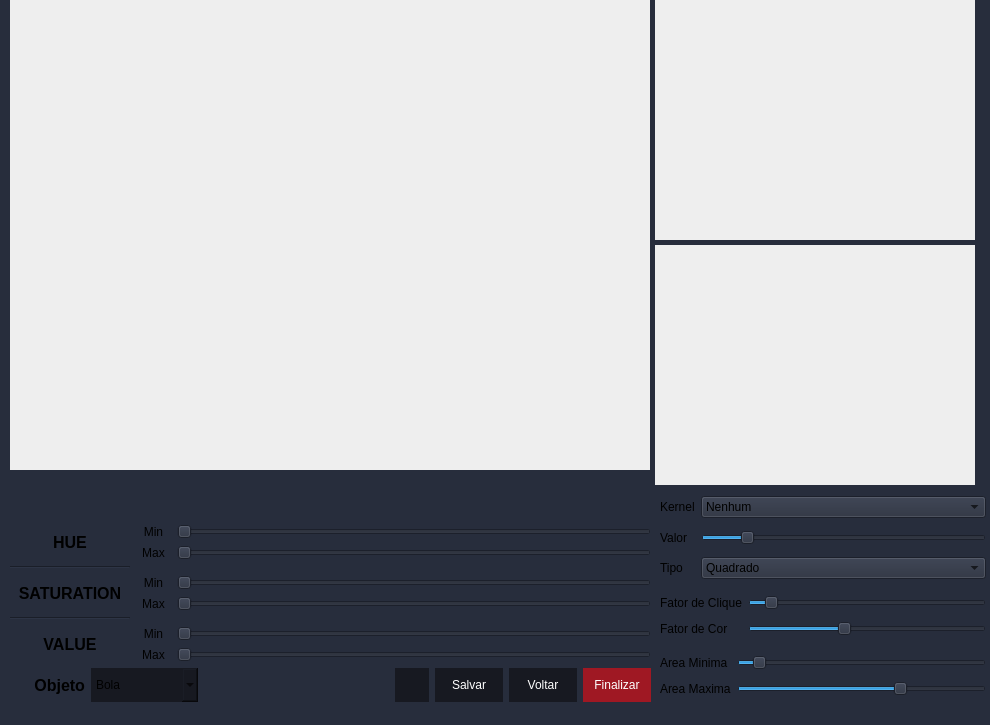
This is reddragons/interface/ui_files/cores.ui in Red-Dragons-UFSCar/red-visao as Qt 5 draws it before an edit. The edited form follows.
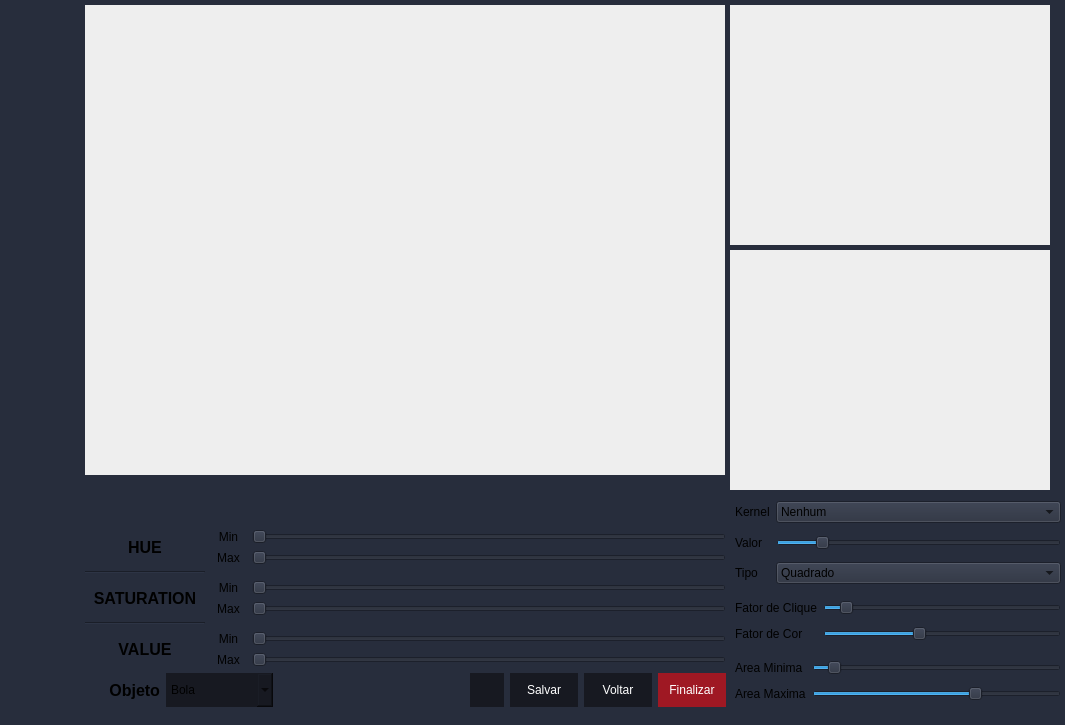
This is the edited form. Icons and pictures are not drawn.

Commit message: Cores - Status bar

Diff of the .ui file:
```diff
--- a/reddragons/interface/ui_files/cores.ui
+++ b/reddragons/interface/ui_files/cores.ui
@@ -6,19 +6,19 @@
    <rect>
     <x>0</x>
     <y>0</y>
-    <width>990</width>
+    <width>1065</width>
     <height>725</height>
    </rect>
   </property>
   <property name="minimumSize">
    <size>
-    <width>990</width>
+    <width>1065</width>
     <height>725</height>
    </size>
   </property>
   <property name="maximumSize">
    <size>
-    <width>990</width>
+    <width>1065</width>
     <height>725</height>
    </size>
   </property>
@@ -32,8 +32,8 @@
    <widget class="QLabel" name="QT_Imagem">
     <property name="geometry">
      <rect>
-      <x>10</x>
-      <y>0</y>
+      <x>85</x>
+      <y>5</y>
       <width>640</width>
       <height>480</height>
      </rect>
@@ -48,8 +48,8 @@
    <widget class="QWidget" name="verticalLayoutWidget">
     <property name="geometry">
      <rect>
-      <x>10</x>
-      <y>470</y>
+      <x>85</x>
+      <y>475</y>
       <width>641</width>
       <height>232</height>
      </rect>
@@ -503,8 +503,8 @@
    <widget class="QLabel" name="QT_PB">
     <property name="geometry">
      <rect>
-      <x>655</x>
-      <y>0</y>
+      <x>730</x>
+      <y>5</y>
       <width>320</width>
       <height>240</height>
      </rect>
@@ -519,8 +519,8 @@
    <widget class="QLabel" name="QT_Contorno">
     <property name="geometry">
      <rect>
-      <x>655</x>
-      <y>245</y>
+      <x>730</x>
+      <y>250</y>
       <width>320</width>
       <height>240</height>
      </rect>
@@ -535,8 +535,8 @@
    <widget class="QWidget" name="gridLayoutWidget">
     <property name="geometry">
      <rect>
-      <x>660</x>
-      <y>490</y>
+      <x>735</x>
+      <y>495</y>
       <width>326</width>
       <height>98</height>
      </rect>
@@ -620,8 +620,8 @@
    <widget class="QWidget" name="gridLayoutWidget_2">
     <property name="geometry">
      <rect>
-      <x>660</x>
-      <y>590</y>
+      <x>735</x>
+      <y>595</y>
       <width>326</width>
       <height>52</height>
      </rect>
@@ -681,8 +681,8 @@
    <widget class="QWidget" name="gridLayoutWidget_3">
     <property name="geometry">
      <rect>
-      <x>660</x>
-      <y>650</y>
+      <x>735</x>
+      <y>655</y>
       <width>326</width>
       <height>52</height>
      </rect>
@@ -742,6 +742,37 @@
      </item>
     </layout>
    </widget>
+   <widget class="QLabel" name="label_18">
+    <property name="geometry">
+     <rect>
+      <x>10</x>
+      <y>150</y>
+      <width>61</width>
+      <height>411</height>
+     </rect>
+    </property>
+    <property name="mouseTracking">
+     <bool>false</bool>
+    </property>
+    <property name="styleSheet">
+     <string notr="true"/>
+    </property>
+    <property name="frameShadow">
+     <enum>QFrame::Plain</enum>
+    </property>
+    <property name="text">
+     <string/>
+    </property>
+    <property name="pixmap">
+     <pixmap>../icon/Status 5.png</pixmap>
+    </property>
+    <property name="scaledContents">
+     <bool>true</bool>
+    </property>
+    <property name="margin">
+     <number>10</number>
+    </property>
+   </widget>
   </widget>
  </widget>
  <resources/>
```
